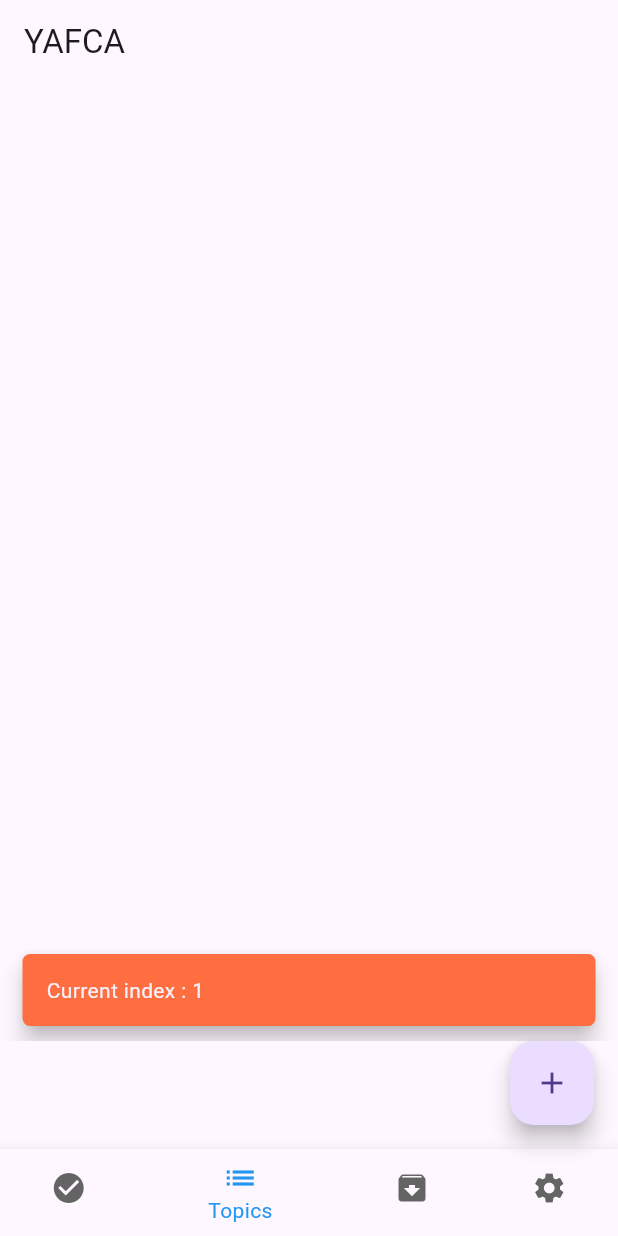
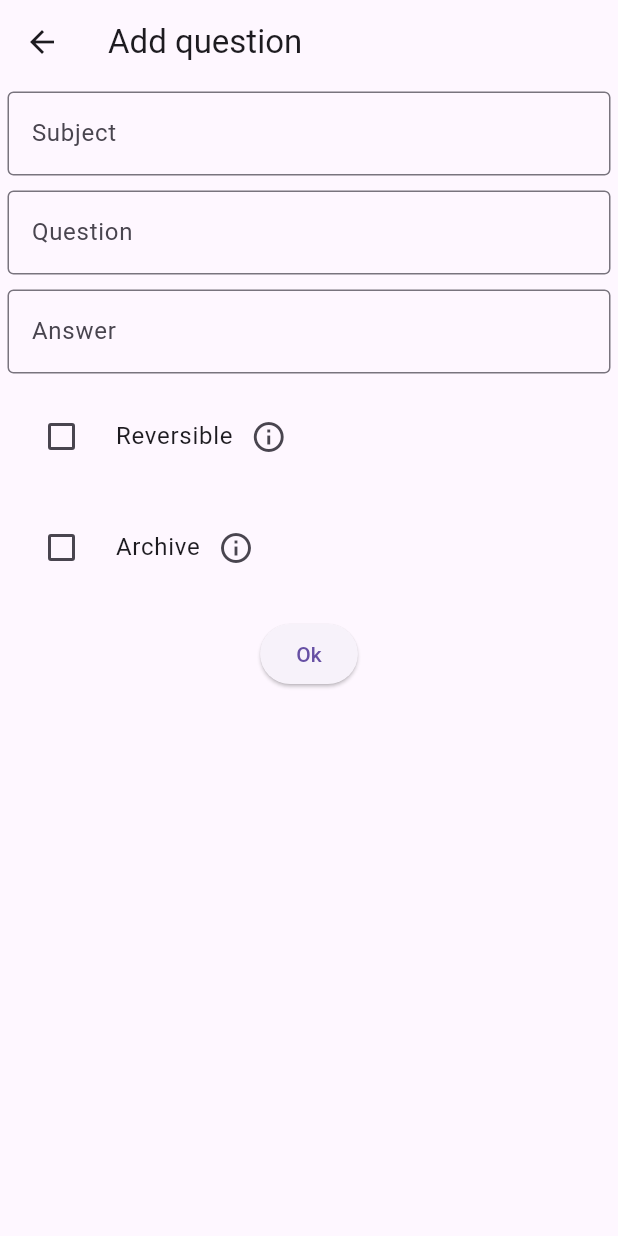
Before and after one commit to fricht/yafca, a Flutter app: the screen it shows after launch, item 2 of the bottom bar chosen, after a tap on the "add" icon, on a phone screen of 412 x 824 dp. Run offline on Flutter 3.47's test engine with Material 3 defaults, Android fonts, the phone set to English and light mode, and no system bars; our stand-ins replace sqflite; accounts and stored records are empty.

Commit message:
Can now add cards

```diff
--- /dev/null
+++ b/lib/add_question.dart
@@ -0,0 +1,194 @@
+import 'package:flutter/material.dart';
+import 'package:yafca/database.dart';
+import 'package:yafca/utils.dart';
+
+
+class AddQuestion extends StatefulWidget {
+  final bool archivedDefault;
+
+  const AddQuestion(this.archivedDefault, {super.key});
+
+  @override
+  State<AddQuestion> createState() => _AddQuestionState();
+}
+
+class _AddQuestionState extends State<AddQuestion> {
+  Set<String> subjects = {};
+
+  final formKey = GlobalKey<FormState>();
+  late TextEditingController subjectController;
+  final questionController = TextEditingController();
+  final answerController = TextEditingController();
+  bool reversibleValue = false;
+  late bool archivedValue = widget.archivedDefault;
+
+  Future<void> fetchSubjects() async {
+    Set<String> fetchedSubjects = await getAllSubjects();
+    setState(() {
+      subjects = fetchedSubjects;
+    });
+  }
+
+  @override
+  void initState() {
+    super.initState();
+    fetchSubjects();
+  }
+
+  @override
+  void dispose() {
+    super.dispose();
+    // subjectController is disposed by the autocomplete field
+    questionController.dispose();
+    answerController.dispose();
+  }
+
+  String? emptyValidator(String? txt) {
+    if (txt == null || txt.trim().isEmpty) {
+      return "Field required";
+    }
+    return null;
+  }
+
+  @override
+  Widget build(BuildContext context) {
+    return Scaffold(
+      appBar: AppBar(
+        title: const Text("Add question"),
+      ),
+      body: Form(
+        key: formKey,
+        child: Column(
+          children: [
+            Container(
+              margin: const EdgeInsets.all(5),
+              child: Autocomplete<String>(
+                fieldViewBuilder: (BuildContext context, TextEditingController controller, FocusNode focusNode, void Function() onEditingComplete) {
+                  subjectController = controller;
+                  return TextFormField(
+                    decoration: const InputDecoration(
+                      labelText: "Subject",
+                      border: OutlineInputBorder(),
+                    ),
+                    validator: emptyValidator,
+                    controller: controller,
+                    focusNode: focusNode,
+                    onEditingComplete: onEditingComplete,
+                  );
+                },
+                optionsBuilder: (TextEditingValue input) => subjects.where((String item) => item.trim().toLowerCase().contains(input.text.trim().toLowerCase())),
+              ),
+            ),
+            Container(
+              margin: const EdgeInsets.all(5),
+              child: TextFormField(
+                controller: questionController,
+                decoration: const InputDecoration(
+                  labelText: "Question",
+                  border: OutlineInputBorder(),
+                ),
+                validator: emptyValidator,
+              ),
+            ),
+            Container(
+              margin: const EdgeInsets.all(5),
+              child: TextFormField(
+                controller: answerController,
+                decoration: const InputDecoration(
+                  labelText: "Answer",
+                  border: OutlineInputBorder(),
+                ),
+                validator: emptyValidator,
+              ),
+            ),
+            Container(
+              margin: const EdgeInsets.all(5),
+              child: CheckboxListTile(
+                title: Row(
+                  children: [
+                    const Text("Reversible"),
+                    IconButton(
+                      icon: const Icon(Icons.info_outline),
+                      onPressed: () {
+                        showDialog(
+                          context: context,
+                          builder: (BuildContext context) {
+                            return const AlertDialog(
+                              content: Text("If the card is reversible, the question and the answer are randomly swapped when asked.\nUseful for vocabulary."),
+                            );
+                          },
+                        );
+                      },
+                    ),
+                  ],
+                ),
+                value: reversibleValue,
+                onChanged: (bool? value) {
+                  setState(() {
+                    reversibleValue = value!;
+                  });
+                },
+                tristate: false,
+                controlAffinity: ListTileControlAffinity.leading,
+              ),
+            ),
+            Container(
+              margin: const EdgeInsets.all(5),
+              child: CheckboxListTile(
+                title: Row(
+                  children: [
+                    const Text("Archive"),
+                    IconButton(
+                      icon: const Icon(Icons.info_outline),
+                      onPressed: () {
+                        showDialog(
+                          context: context,
+                          builder: (BuildContext context) {
+                            return const AlertDialog(
+                              content: Text("Archive the card when created."),
+                            );
+                          },
+                        );
+                      },
+                    ),
+                  ],
+                ),
+                value: archivedValue,
+                onChanged: (bool? value) {
+                  setState(() {
+                    archivedValue = value!;
+                  });
+                },
+                tristate: false,
+                controlAffinity: ListTileControlAffinity.leading,
+              ),
+            ),
+            Container(
+              margin: const EdgeInsets.symmetric(vertical: 10, horizontal: 50),
+              child: ElevatedButton(
+                child: const Text("Ok"),
+                onPressed: () {
+                  if (formKey.currentState!.validate()) {
+                    Question question = Question(
+                      0,
+                      subjectController.text.trim(),
+                      questionController.text.trim(),
+                      answerController.text.trim(),
+                      reversibleValue,
+                      0,
+                      archivedValue,
+                    );
+                    addQuestion(question).then((_) {
+                      showSnackBar(context, Text("${question.subject} question added"));
+                      Navigator.of(context).pop();
+                    });
+                  }
+                },
+              ),
+            ),
+          ],
+        ),
+      ),
+    );
+  }
+}
--- a/lib/app.dart
+++ b/lib/app.dart
@@ -1,7 +1,7 @@
 import 'package:flutter/material.dart';
+import 'package:yafca/add_question.dart';
 import 'package:yafca/subject_list.dart';
 import 'package:yafca/test/create_test_page.dart';
-import 'package:yafca/utils.dart';
 
 
 class MainScreen extends StatefulWidget {
@@ -13,11 +13,11 @@ class MainScreen extends StatefulWidget {
 
 class _MainScreenState extends State<MainScreen> {
 
-  int _currentIndex = 3;
+  int currentIndex = 3;
 
   void setCurrentIndex(int index) {
     setState(() {
-      _currentIndex = index;
+      currentIndex = index;
     });
   }
 
@@ -25,7 +25,10 @@ class _MainScreenState extends State<MainScreen> {
     return FloatingActionButton(
       child: const Icon(Icons.add),
       onPressed: () {
-        showSnackBar(context, Text("Current index : $_currentIndex"));
+        Navigator.of(context).push(
+          MaterialPageRoute(builder: (_) => AddQuestion(archived))
+        ).then((_) {setState(() {currentIndex = 0;});});
+        // TODO : find a method to refresh the current list instead of returning to the test page
       },
     );
   }
@@ -36,9 +39,9 @@ class _MainScreenState extends State<MainScreen> {
       appBar: AppBar(
         title: const Text("YAFCA"),
       ),
-      body: const [CreateTestPage(), SubjectList(false), SubjectList(true), null][_currentIndex],
+      body: const [CreateTestPage(), SubjectList(false, key: ValueKey("Topics")), SubjectList(true, key: ValueKey("Archives")), null][currentIndex],
       bottomNavigationBar: BottomNavigationBar(
-        currentIndex: _currentIndex,
+        currentIndex: currentIndex,
         onTap: setCurrentIndex,
         items: const [
           BottomNavigationBarItem(icon: Icon(Icons.check_circle), label: "Test"),
@@ -49,7 +52,7 @@ class _MainScreenState extends State<MainScreen> {
         selectedItemColor: Colors.blue,
         unselectedItemColor: const Color.fromARGB(255, 100, 100, 100),
       ),
-      floatingActionButton: [null, genFABArchivedPreset(false), genFABArchivedPreset(true), null][_currentIndex],
+      floatingActionButton: [null, genFABArchivedPreset(false), genFABArchivedPreset(true), null][currentIndex],
     );
   }
 }
--- a/lib/database.dart
+++ b/lib/database.dart
@@ -1,7 +1,8 @@
 import 'package:sqflite/sqflite.dart';
+import 'package:path/path.dart';
 
 
-const String dbName = "com.fricht.yafca.db";
+late final String dbName;
 const String mainTable = "questions";
 class Fields {
   static const String id = "id";
@@ -38,17 +39,41 @@ class Question {
     }
     return history;
   }
+
+  int listToHistory() {
+    int n = 1;
+    for (bool h in history.reversed) {
+      n = (n << 1) | (h ? 1 : 0);
+    }
+    return n;
+  }
+
+  Map<String, dynamic> getInsertMap() {
+    return {
+      Fields.subject: subject,
+      Fields.question: question,
+      Fields.answer: answer,
+      Fields.reversible: reversible ? 1 : 0,
+      Fields.history: listToHistory(),
+      Fields.archived: archived ? 1 : 0,
+    };
+  }
 }
 
 
 class Cache {
-  static List<String>? activeSubjects;
-  static List<String>? archivedSubjects;
+  static Set<String>? activeSubjects;
+  static Set<String>? archivedSubjects;
+
+  static void unsetCache() {
+    activeSubjects = null;
+    archivedSubjects = null;
+  }
 }
 
 
 Future<void> initDatabase() async {
-  deleteDatabase(dbName); // TODO : remove this line
+  dbName = join(await getDatabasesPath(), "com.fricht.yafca.db");
   Database database = await openDatabase(
     dbName,
     version: 1,
@@ -73,7 +98,7 @@ Future<void> initDatabase() async {
 // get methods
 
 
-Future<List<String>> getActiveSubjects() async {
+Future<Set<String>> getActiveSubjects() async {
   if (Cache.activeSubjects == null) {
     Database database = await openDatabase(dbName);
     List<Map<String, dynamic>> result = await database.query(
@@ -84,13 +109,13 @@ Future<List<String>> getActiveSubjects() async {
       distinct: true,
     );
     await database.close();
-    Cache.activeSubjects = result.map((row) => row[Fields.subject] as String).toList();
+    Cache.activeSubjects = result.map((row) => row[Fields.subject] as String).toSet();
   }
   return Cache.activeSubjects!;
 }
 
 
-Future<List<String>> getArchivedSubjects() async {
+Future<Set<String>> getArchivedSubjects() async {
   if (Cache.archivedSubjects == null) {
     Database database = await openDatabase(dbName);
     List<Map<String, dynamic>> result = await database.query(
@@ -101,9 +126,14 @@ Future<List<String>> getArchivedSubjects() async {
       distinct: true,
     );
     await database.close();
-    Cache.archivedSubjects = result.map((row) => row[Fields.subject] as String).toList();
+    Cache.archivedSubjects = result.map((row) => row[Fields.subject] as String).toSet();
   }
   return Cache.archivedSubjects!;
+}
+
+
+Future<Set<String>> getAllSubjects() async {
+  return {...(await getActiveSubjects()), ...(await getArchivedSubjects())};
 }
 
 
@@ -140,6 +170,15 @@ Future<List<Question>> getSubjectQuestions(String subject, bool archived) async
 
 
 // add question
+Future<void> addQuestion(Question question) async {
+  Cache.unsetCache();
+  Database database = await openDatabase(dbName);
+  database.insert(
+    mainTable,
+    question.getInsertMap(),
+  );
+  await database.close();
+}
 
 // add to history
 
--- a/lib/subject_list.dart
+++ b/lib/subject_list.dart
@@ -21,9 +21,9 @@ class _SubjectListState extends State<SubjectList> {
   }
 
   Future<void> fetchSubjects() async {
-    List<String> fetchedSubjects = await (widget.archived ? getArchivedSubjects() : getActiveSubjects());
+    Set<String> fetchedSubjects = await (widget.archived ? getArchivedSubjects() : getActiveSubjects());
     setState(() {
-      subjects = fetchedSubjects;
+      subjects = fetchedSubjects.toList();
     });
   }
 
--- a/pubspec.yaml
+++ b/pubspec.yaml
@@ -36,6 +36,7 @@ dependencies:
   # Use with the CupertinoIcons class for iOS style icons.
   cupertino_icons: ^1.0.8
   sqflite: ^2.4.1
+  path: ^1.9.0
 
 dev_dependencies:
   flutter_test:
```
Also changed, not shown: pubspec.lock, 1 other file.
